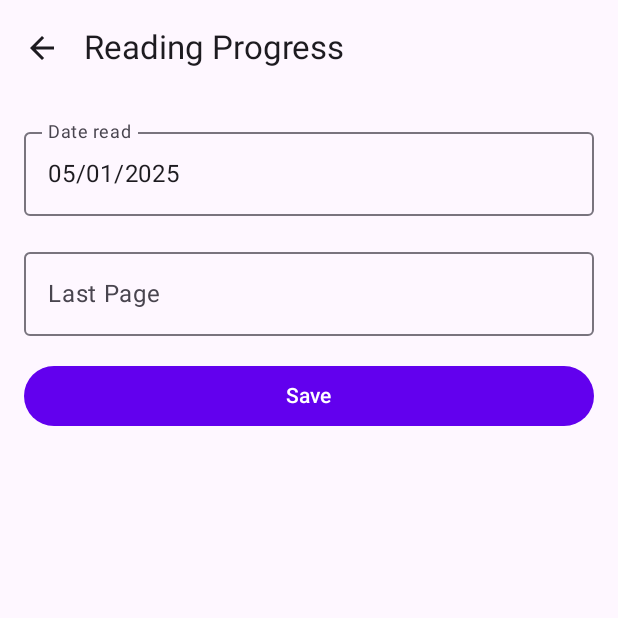
After one commit to camilossantos2809/reading-stats, an Android app built with Jetpack Compose: the ReadingProgressView screen opened through its navigation route, on a phone screen of 412 x 824 dp, the top half of it. The commit adds this screen. Run offline under Robolectric (Android 15) with nearby library versions, the phone set to English and light mode, and no system bars; our stand-ins replace Firebase (no records; nobody signed in at launch, a user with empty details on screens opened directly).

Commit message:
initial implementation from the form to edit a reading progress

```diff
--- a/androidApp/src/main/java/io/readingstats/android/MainActivity.kt
+++ b/androidApp/src/main/java/io/readingstats/android/MainActivity.kt
@@ -17,11 +17,13 @@ import androidx.navigation.navArgument
 import io.readingstats.android.view.book.BookView
 import io.readingstats.android.view.home.HomeView
 import io.readingstats.android.view.login.LoginView
+import io.readingstats.android.view.readingProgress.ReadingProgressView
 
 enum class Screens(val route: String) {
     Login("login"),
     Home("home"),
-    Book("book/{bookId}")
+    Book("book/{bookId}"),
+    ReadingProgress("readingProgress")
 }
 
 const val TAG = "readingStats"
@@ -62,5 +64,8 @@ fun MainRoutes(navController: NavHostController = rememberNavController()) {
         ) { backStackEntry ->
             BookView(navController, backStackEntry.arguments?.getString("bookId"))
         }
+        composable(route = Screens.ReadingProgress.route) {
+            ReadingProgressView(navController)
+        }
     }
 }
--- /dev/null
+++ b/androidApp/src/main/java/io/readingstats/android/components/textfield/Transformation.kt
@@ -0,0 +1,39 @@
+package io.readingstats.android.components.textfield
+
+import androidx.compose.ui.text.AnnotatedString
+import androidx.compose.ui.text.input.OffsetMapping
+import androidx.compose.ui.text.input.TransformedText
+import androidx.compose.ui.text.input.VisualTransformation
+
+class DateTransformation : VisualTransformation {
+    override fun filter(text: AnnotatedString): TransformedText {
+        return dateFilter(text)
+    }
+}
+
+fun dateFilter(text: AnnotatedString): TransformedText {
+    val trimmed = if (text.text.length >= 8) text.text.substring(0..7) else text.text
+    var out = ""
+    for (i in trimmed.indices) {
+        out += trimmed[i]
+        if (i % 2 == 1 && i < 4) out += "/"
+    }
+
+    val numberOffsetTranslator = object : OffsetMapping {
+        override fun originalToTransformed(offset: Int): Int {
+            if (offset <= 1) return offset
+            if (offset <= 3) return offset + 1
+            if (offset <= 8) return offset + 2
+            return 10
+        }
+
+        override fun transformedToOriginal(offset: Int): Int {
+            if (offset <= 2) return offset
+            if (offset <= 5) return offset - 1
+            if (offset <= 10) return offset - 2
+            return 8
+        }
+    }
+
+    return TransformedText(AnnotatedString(out), numberOffsetTranslator)
+}
--- a/androidApp/src/main/java/io/readingstats/android/view/book/BookView.kt
+++ b/androidApp/src/main/java/io/readingstats/android/view/book/BookView.kt
@@ -1,6 +1,5 @@
 package io.readingstats.android.view.book
 
-import io.readingstats.android.components.DatePickerDialog
 import androidx.compose.foundation.layout.Arrangement
 import androidx.compose.foundation.layout.Column
 import androidx.compose.foundation.layout.Row
@@ -10,8 +9,8 @@ import androidx.compose.foundation.layout.padding
 import androidx.compose.foundation.lazy.LazyColumn
 import androidx.compose.foundation.lazy.items
 import androidx.compose.material.icons.Icons
+import androidx.compose.material.icons.filled.AddCircle
 import androidx.compose.material.icons.filled.ArrowBack
-import androidx.compose.material.icons.filled.DateRange
 import androidx.compose.material3.ExperimentalMaterial3Api
 import androidx.compose.material3.Icon
 import androidx.compose.material3.IconButton
@@ -22,14 +21,11 @@ import androidx.compose.material3.TopAppBar
 import androidx.compose.runtime.Composable
 import androidx.compose.runtime.collectAsState
 import androidx.compose.runtime.getValue
-import androidx.compose.runtime.mutableStateOf
-import androidx.compose.runtime.remember
-import androidx.compose.runtime.setValue
 import androidx.compose.ui.Modifier
 import androidx.compose.ui.unit.dp
 import androidx.lifecycle.viewmodel.compose.viewModel
 import androidx.navigation.NavController
-import java.time.LocalDate
+import io.readingstats.android.Screens
 
 @OptIn(ExperimentalMaterial3Api::class)
 @Composable
@@ -37,13 +33,7 @@ fun BookView(navController: NavController, bookId: String?) {
     val viewModel = viewModel { BookViewModel(bookId = bookId) }
     val book by viewModel.book.collectAsState()
     val readingProgress by viewModel.readingProgress.collectAsState()
-    var showDialog by remember { mutableStateOf(false) }
-    var selectedDate by remember { mutableStateOf(LocalDate.now()) }
 
-    DatePickerDialog(
-        showDialog = showDialog,
-        onConfirm = { selectedDate = it },
-        onDismiss = { showDialog = false })
     Scaffold(topBar = {
         TopAppBar(title = { Text("Book details") }, navigationIcon = {
             IconButton(onClick = { navController.popBackStack() }) {
@@ -62,11 +52,10 @@ fun BookView(navController: NavController, bookId: String?) {
             Text(
                 text = "$bookId - ${book.pages} pages", style = MaterialTheme.typography.bodySmall
             )
+            IconButton(onClick = { navController.navigate(Screens.ReadingProgress.route) }) {
+                Icon(Icons.Default.AddCircle, contentDescription = "New progress")
+            }
             Spacer(modifier = Modifier.padding(8.dp))
-
-            IconButton(onClick = { showDialog = true }) {
-                Icon(Icons.Default.DateRange, contentDescription = "Date")
-            }
             LazyColumn {
                 items(readingProgress) { progress ->
                     Row(horizontalArrangement = Arrangement.spacedBy(8.dp)) {
--- /dev/null
+++ b/androidApp/src/main/java/io/readingstats/android/view/readingProgress/ReadingProgressView.kt
@@ -0,0 +1,110 @@
+package io.readingstats.android.view.readingProgress
+
+import android.util.Log
+import androidx.compose.foundation.layout.Arrangement
+import androidx.compose.foundation.layout.Column
+import androidx.compose.foundation.layout.fillMaxSize
+import androidx.compose.foundation.layout.fillMaxWidth
+import androidx.compose.foundation.layout.padding
+import androidx.compose.foundation.text.KeyboardOptions
+import androidx.compose.material.icons.Icons
+import androidx.compose.material.icons.filled.ArrowBack
+import androidx.compose.material3.Button
+import androidx.compose.material3.ExperimentalMaterial3Api
+import androidx.compose.material3.Icon
+import androidx.compose.material3.IconButton
+import androidx.compose.material3.OutlinedTextField
+import androidx.compose.material3.Scaffold
+import androidx.compose.material3.Text
+import androidx.compose.material3.TopAppBar
+import androidx.compose.runtime.Composable
+import androidx.compose.runtime.getValue
+import androidx.compose.runtime.mutableStateOf
+import androidx.compose.runtime.remember
+import androidx.compose.runtime.setValue
+import androidx.compose.ui.Modifier
+import androidx.compose.ui.text.input.KeyboardType
+import androidx.compose.ui.text.input.TextFieldValue
+import androidx.compose.ui.unit.dp
+import androidx.lifecycle.viewmodel.compose.viewModel
+import androidx.navigation.NavController
+import io.readingstats.android.TAG
+import io.readingstats.android.components.DatePickerDialog
+import io.readingstats.android.components.textfield.DateTransformation
+import java.time.LocalDate
+import java.time.format.DateTimeFormatter
+
+const val maxChar = 8
+
+val currentDate: String = LocalDate.now().format(DateTimeFormatter.ofPattern("ddMMyyyy"))
+
+@OptIn(ExperimentalMaterial3Api::class)
+@Composable
+fun ReadingProgressView(
+    navController: NavController
+) {
+    val viewModel = viewModel { ReadingProgressViewModel() }
+    var lastPage by remember { mutableStateOf("") }
+    var showDialog by remember { mutableStateOf(false) }
+    var selectedDate by remember { mutableStateOf(LocalDate.now()) }
+    var date by remember { mutableStateOf(TextFieldValue(currentDate)) }
+
+    Scaffold(topBar = {
+        TopAppBar(title = { Text("Reading Progress") }, navigationIcon = {
+            IconButton(onClick = { navController.popBackStack() }) {
+                Icon(Icons.Default.ArrowBack, contentDescription = "Back")
+            }
+        })
+    }, content = { padding ->
+        DatePickerDialog(showDialog = showDialog,
+            onConfirm = { selectedDate = it },
+            onDismiss = { showDialog = false })
+        Column(
+            modifier = Modifier
+                .fillMaxSize()
+                .padding(padding)
+                .padding(16.dp),
+            verticalArrangement = Arrangement.spacedBy(16.dp)
+        ) {
+            OutlinedTextField(
+                singleLine = true,
+                value = date,
+                onValueChange = {
+                    if (it.text.length <= maxChar) {
+                        date = it
+                    }
+                },
+                visualTransformation = DateTransformation(),
+                keyboardOptions = KeyboardOptions.Default.copy(
+                    keyboardType = KeyboardType.Number
+                ),
+                label = { Text("Date read") },
+                modifier = Modifier.fillMaxWidth()
+            )
+            OutlinedTextField(
+                value = lastPage,
+                onValueChange = { lastPage = it },
+                label = { Text("Last Page") },
+                keyboardOptions = KeyboardOptions.Default.copy(
+                    keyboardType = KeyboardType.Number
+                ),
+                modifier = Modifier.fillMaxWidth()
+            )
+
+            Button(
+                onClick = {
+                    val lastPageInt = lastPage.toIntOrNull()
+                    if (lastPageInt != null) {
+//                        onSave("")
+                    } else {
+                        // TODO: Show error to user
+                        Log.d(TAG, "Invalid last page input")
+                    }
+                }, modifier = Modifier.fillMaxWidth()
+            ) {
+                Text("Save")
+            }
+        }
+
+    })
+}
--- /dev/null
+++ b/androidApp/src/main/java/io/readingstats/android/view/readingProgress/ReadingProgressViewModel.kt
@@ -0,0 +1,11 @@
+package io.readingstats.android.view.readingProgress
+
+import androidx.lifecycle.ViewModel
+import io.readingstats.android.domain.ReadingProgress
+import kotlinx.coroutines.flow.MutableStateFlow
+import kotlinx.coroutines.flow.asStateFlow
+
+class ReadingProgressViewModel:ViewModel() {
+    private val _progress = MutableStateFlow(ReadingProgress())
+    val progress get() = _progress.asStateFlow()
+}
```
